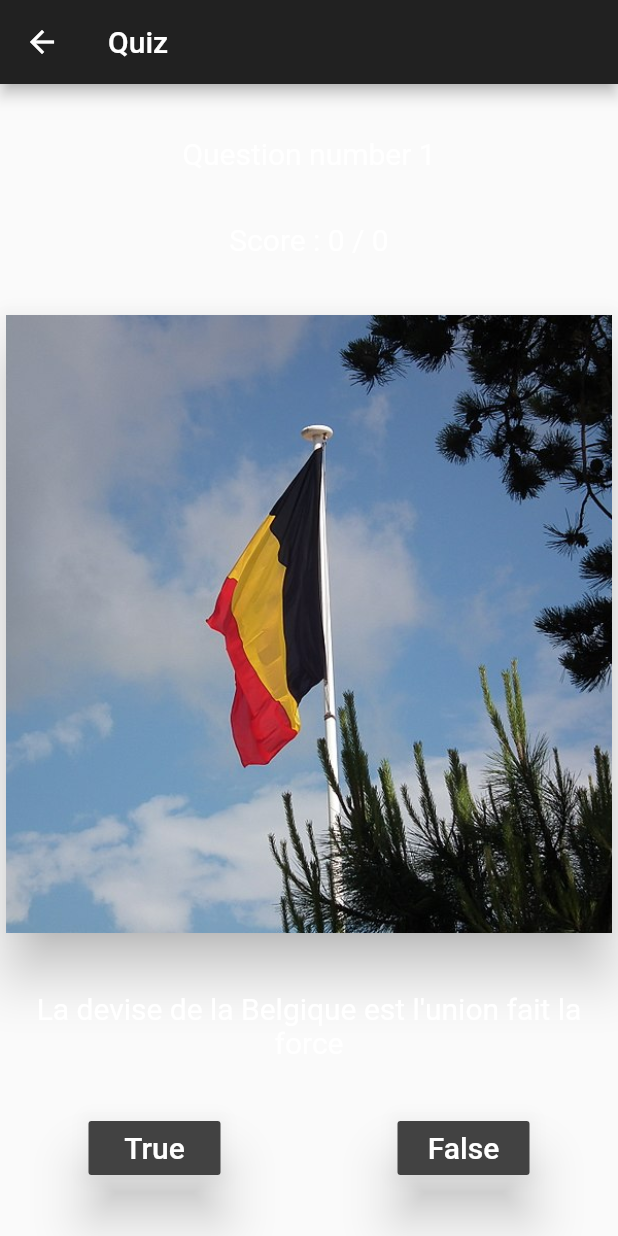
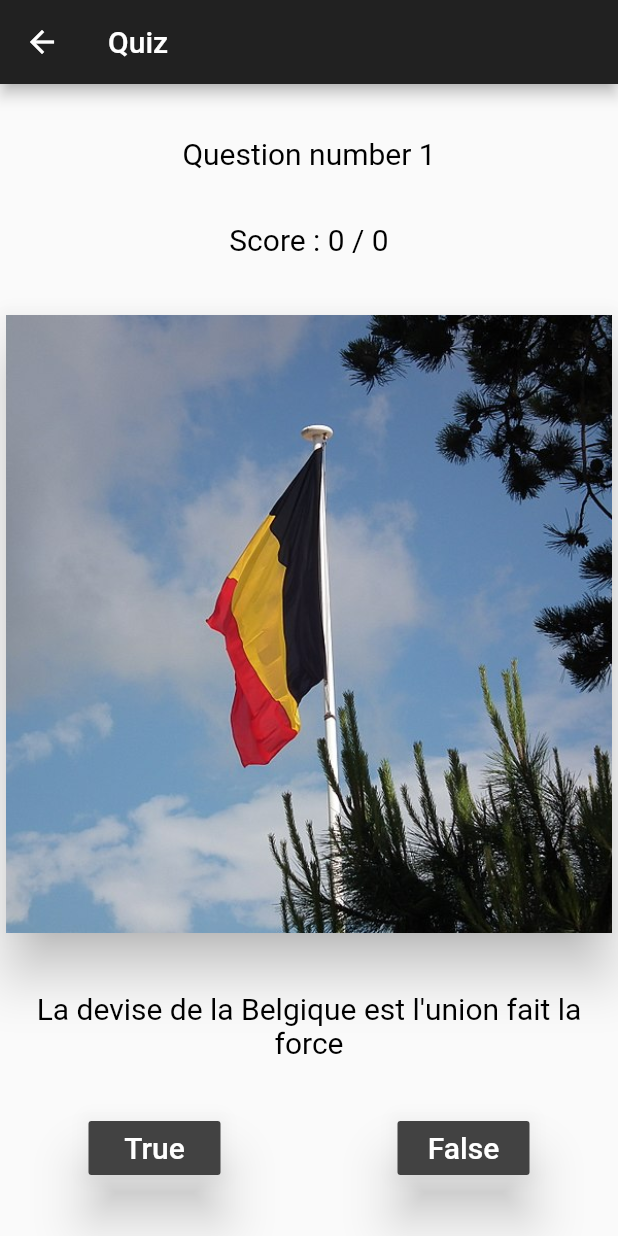
Before and after one commit to raphaellndr/my_quiz, a Flutter app: the QuizPage screen opened directly, on a phone screen of 412 x 824 dp. Run offline on Flutter 3.47's test engine with Material 2 defaults, Android fonts, the phone set to English and light mode, and no system bars.

Commit message:
Update quiz_page.dart

```diff
--- a/lib/quiz_page.dart
+++ b/lib/quiz_page.dart
@@ -53,8 +53,8 @@ class _QuizPage extends State<QuizPage> {
         child: Column(
           mainAxisAlignment: MainAxisAlignment.spaceEvenly,
           children: <Widget>[
-            CustomText('Question number ${index + 1}'),
-            CustomText('Score : $myScore / $maxScore'),
+            CustomText('Question number ${index + 1}', color: Colors.black),
+            CustomText('Score : $myScore / $maxScore', color: Colors.black),
             Card(
               elevation: 15.0,
               child: Container(
@@ -66,7 +66,7 @@ class _QuizPage extends State<QuizPage> {
                 ),
               )
             ),
-            CustomText(actualQuestion.question,),
+            CustomText(actualQuestion.question, color: Colors.black),
             Row(
               mainAxisAlignment: MainAxisAlignment.spaceAround,
               children: <Widget>[
```
